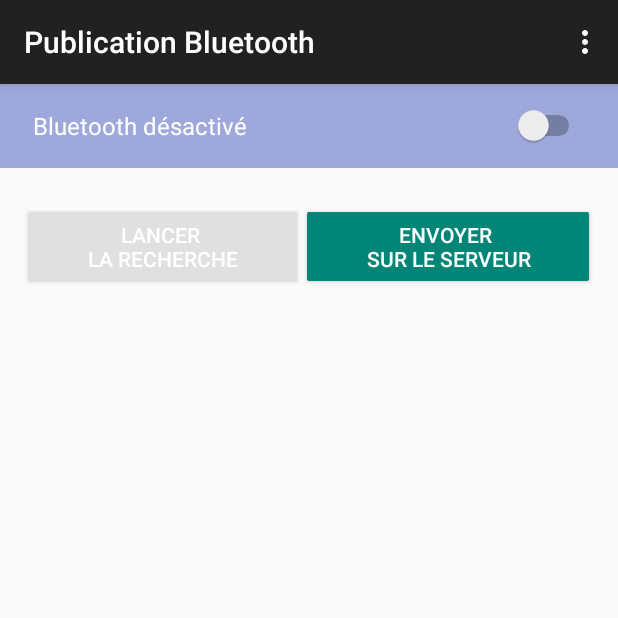
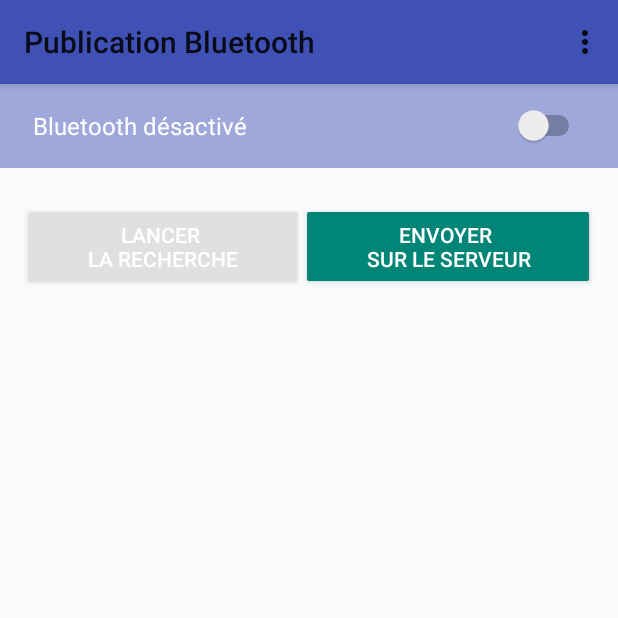
Before and after one commit to maximegens/Bluetooth-Serveur, an Android app: the screen it shows after launch (MainActivity), after a tap on an icon or button, on a phone screen of 412 x 824 dp, the top half of it. Run offline under Robolectric (Android 15) with nearby library versions, the phone set to English and light mode, and no system bars.

```diff
--- a/app/src/main/AndroidManifest.xml
+++ b/app/src/main/AndroidManifest.xml
@@ -5,6 +5,7 @@
     <uses-permission android:name="android.permission.BLUETOOTH" />
     <uses-permission android:name="android.permission.BLUETOOTH_ADMIN" />
     <uses-permission android:name="android.permission.INTERNET"/>
+    <uses-permission android:name="android.permission.ACCESS_NETWORK_STATE" />
 
 
     <application
--- a/app/src/main/java/com/bleutoothserveur/maxime/bluetooth_serveur/MainActivity.java
+++ b/app/src/main/java/com/bleutoothserveur/maxime/bluetooth_serveur/MainActivity.java
@@ -28,6 +28,7 @@ import com.bleutoothserveur.maxime.bluetooth_serveur.broadcastReceiver.BTActionF
 import com.bleutoothserveur.maxime.bluetooth_serveur.broadcastReceiver.BTReceiverStateChange;
 import com.bleutoothserveur.maxime.bluetooth_serveur.utils.Constantes;
 import com.bleutoothserveur.maxime.bluetooth_serveur.utils.DevicesBluetoothUtils;
+import com.bleutoothserveur.maxime.bluetooth_serveur.utils.InternetUtils;
 
 
 public class MainActivity extends AppCompatActivity {
@@ -113,8 +114,12 @@ public class MainActivity extends AppCompatActivity {
         buttonSendData.setOnClickListener(new View.OnClickListener() {
             @Override
             public void onClick(View v) {
-                SendDataTask sendDataTask = new SendDataTask(MainActivity.this);
-                sendDataTask.execute(v);
+                if(InternetUtils.isConnected(getApplication())){
+                    SendDataTask sendDataTask = new SendDataTask(MainActivity.this);
+                    sendDataTask.execute(v);
+                }else{
+                    Toast.makeText(getApplicationContext(),"Vous n'etes pas connecté à Internet",Toast.LENGTH_SHORT).show();
+                }
             }
         });
 
--- /dev/null
+++ b/app/src/main/java/com/bleutoothserveur/maxime/bluetooth_serveur/utils/InternetUtils.java
@@ -0,0 +1,20 @@
+package com.bleutoothserveur.maxime.bluetooth_serveur.utils;
+
+import android.content.Context;
+import android.net.ConnectivityManager;
+
+/**
+ * Permet de connaitre l'état status internet du téléphone.
+ *
+ */
+public class InternetUtils {
+    /**
+     * Indique si le device est connecté à Internet.
+     * @param context Le context qui demande le test de connexion.
+     * @return Un boolean, true si il existe une connection, false si il n'y a pas de connection internet.
+     */
+    public static boolean isConnected(Context context) {
+        ConnectivityManager cm = (ConnectivityManager) context.getSystemService(Context.CONNECTIVITY_SERVICE);
+        return cm.getActiveNetworkInfo() != null && cm.getActiveNetworkInfo().isAvailable() && cm.getActiveNetworkInfo().isConnected();
+    }
+}
--- /dev/null
+++ b/app/src/main/res/layout/primary_round.xml
@@ -0,0 +1,6 @@
+<?xml version="1.0" encoding="utf-8"?>
+<LinearLayout xmlns:android="http://schemas.android.com/apk/res/android"
+    android:orientation="vertical" android:layout_width="match_parent"
+    android:layout_height="match_parent">
+
+</LinearLayout>
--- /dev/null
+++ b/app/src/main/res/values-v21/styles.xml
@@ -0,0 +1,22 @@
+<resources>
+
+    <style name="AppTheme" parent="Theme.AppCompat.Light">
+        <!-- customize the color palette -->
+        <item name="colorPrimary">@color/material_indigo_500</item>
+        <item name="colorPrimaryDark">@color/material_indigo_700</item>
+        <item name="android:colorAccent">@color/white</item>
+    </style>
+
+    <style name="Button">
+        <item name="android:textColor">@color/white</item>
+        <item name="android:padding">5dp</item>
+        <item name="android:minWidth">88dp</item>
+        <item name="android:minHeight">36dp</item>
+        <item name="android:layout_margin">3dp</item>
+        <item name="android:elevation">1dp</item>
+        <item name="android:translationZ">1dp</item>
+        <item name="android:background">@drawable/primary_round</item>
+    </style>
+
+
+</resources>
```
